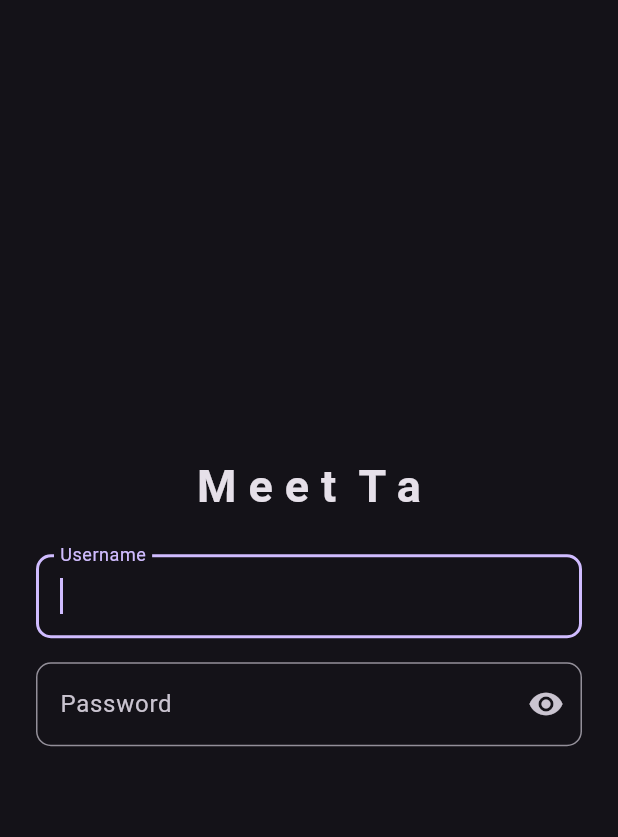
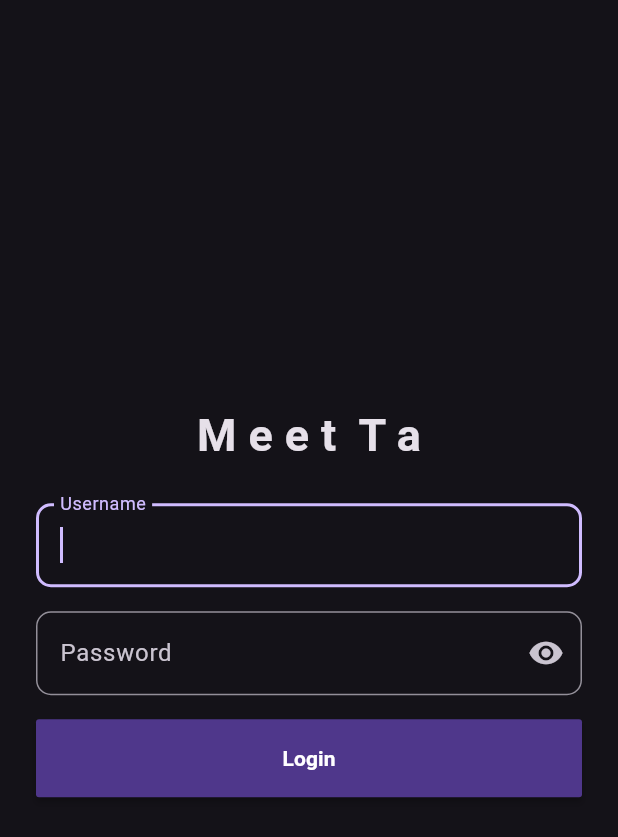
Before and after one commit to Kyusans/flutter-meet-ta, a Flutter app: the screen it shows after launch, on a phone screen of 412 x 824 dp. Shown: the top 837 px of the screen. Run offline on Flutter 3.47's test engine with Material 3 defaults, Android fonts, the phone set to English and light mode, and no system bars; our stand-ins replace get.

Commit message:
added button component

```diff
--- /dev/null
+++ b/lib/components/my_button.dart
@@ -0,0 +1,35 @@
+import 'package:flutter/material.dart';
+
+class MyButton extends StatelessWidget {
+  final VoidCallback onPressed;
+  final String text;
+  final Color color;
+  final double size;
+  const MyButton({
+    Key? key,
+    required this.onPressed,
+    required this.text,
+    required this.color,
+    required this.size,
+  }) : super(key: key);
+
+  @override
+  Widget build(BuildContext context) {
+    return MaterialButton(
+      onPressed: () => onPressed(),
+      color: color,
+      child: Padding(
+        padding: EdgeInsets.all(size),
+        child: Center(
+          child: Text(
+            text,
+            style: const TextStyle(
+              fontWeight: FontWeight.bold,
+              color: Colors.white,
+            ),
+          ),
+        ),
+      ),
+    );
+  }
+}
--- a/lib/pages/login.dart
+++ b/lib/pages/login.dart
@@ -1,4 +1,5 @@
 import 'package:flutter/material.dart';
+import 'package:flutter_meet_ta/components/my_button.dart';
 import 'package:flutter_meet_ta/components/my_textfield.dart';
 
 class Login extends StatefulWidget {
@@ -37,6 +38,13 @@ class _LoginState extends State<Login> {
                   labelText: "Password",
                   controller: _passwordController,
                   isObscure: true,
+                ),
+                const SizedBox(height: 16.0),
+                MyButton(
+                  onPressed: () {},
+                  text: "Login",
+                  color: Theme.of(context).colorScheme.primaryContainer,
+                  size: 16,
                 )
               ]),
             ),
```
